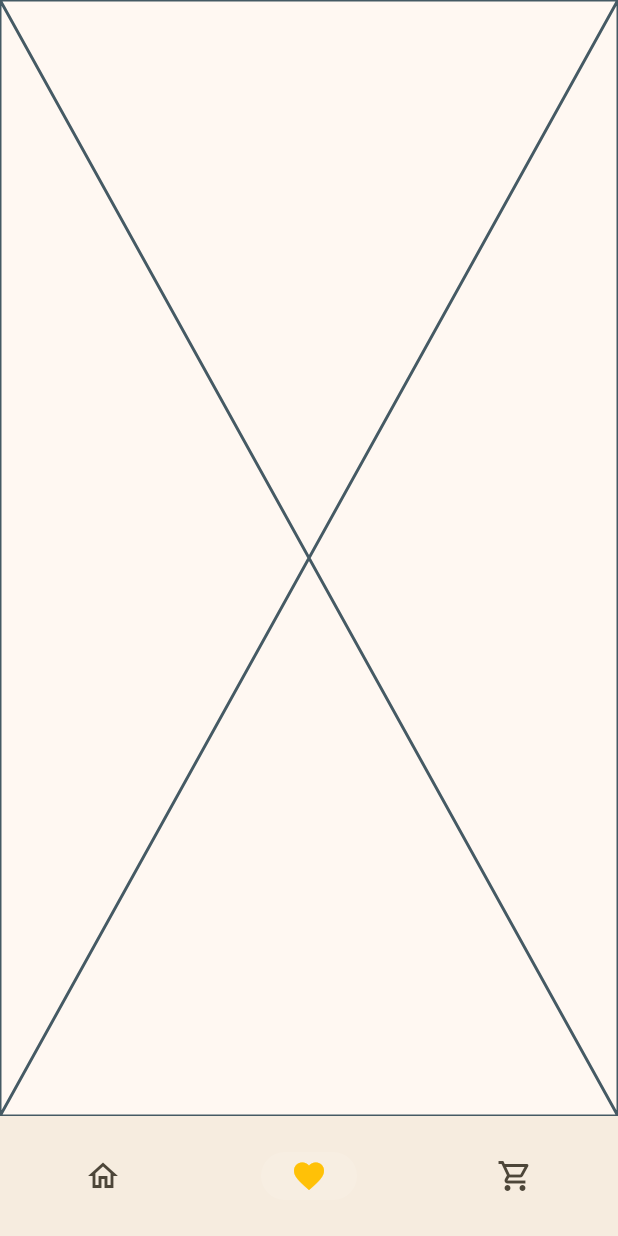
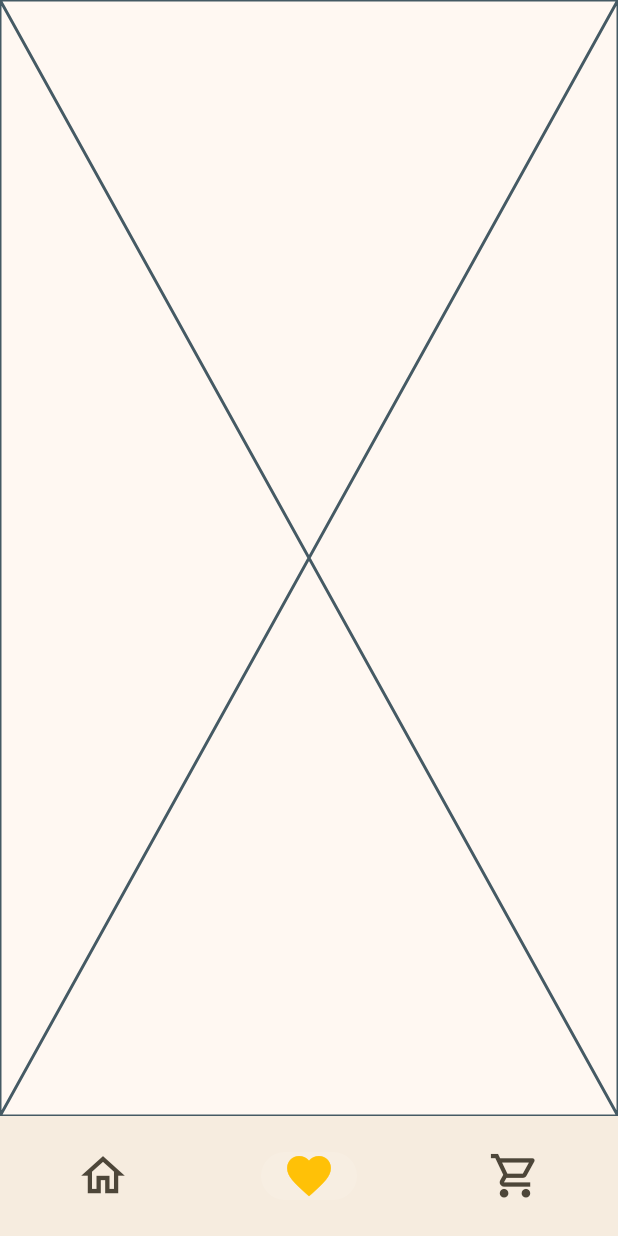
Before and after one commit to Matheo-delaunay/imt-framework-front, a Flutter app: the screen it shows after launch, item 2 of the bottom bar chosen, on a phone screen of 412 x 824 dp. Run offline on Flutter 3.47's test engine with Material 2 defaults, Android fonts, the phone set to English and light mode, and no system bars; our stand-ins replace simple_animations, supercharged.

Commit message:
fix: nav bar icons size

```diff
--- a/lib/views/home_nav_bar.dart
+++ b/lib/views/home_nav_bar.dart
@@ -1,6 +1,5 @@
 import 'package:flutter/material.dart';
 import 'package:imt_framework_front/main.dart';
-import 'package:provider/provider.dart';
 import 'package:provider/provider.dart';
 
 class HomeNavBar extends StatelessWidget {
@@ -23,20 +22,21 @@ class HomeNavBar extends StatelessWidget {
                     selectedIcon: Icon(
                       Icons.home,
                       color: Colors.amber,
+                      size: 35,
                     ),
-                    icon: Icon(Icons.home_outlined),
+                    icon: Icon(Icons.home_outlined, size: 35, weight: 10),
                     label: 'Home',
                   ),
                   NavigationDestination(
                     selectedIcon: Icon(Icons.favorite,
-                        color: Colors.amber),
-                    icon: Icon(Icons.favorite_border),
+                        color: Colors.amber, size: 35,),
+                    icon: Icon(Icons.favorite_border, size: 35,),
                     label: 'Business',
                   ),
                   NavigationDestination(
                     selectedIcon: Icon(Icons.shopping_cart,
-                        color: Colors.amber),
-                    icon: Icon(Icons.shopping_cart_outlined),
+                        color: Colors.amber, size: 35,),
+                    icon: Icon(Icons.shopping_cart_outlined, size: 35,),
                     label: 'School',
                   ),
                 ],
```
